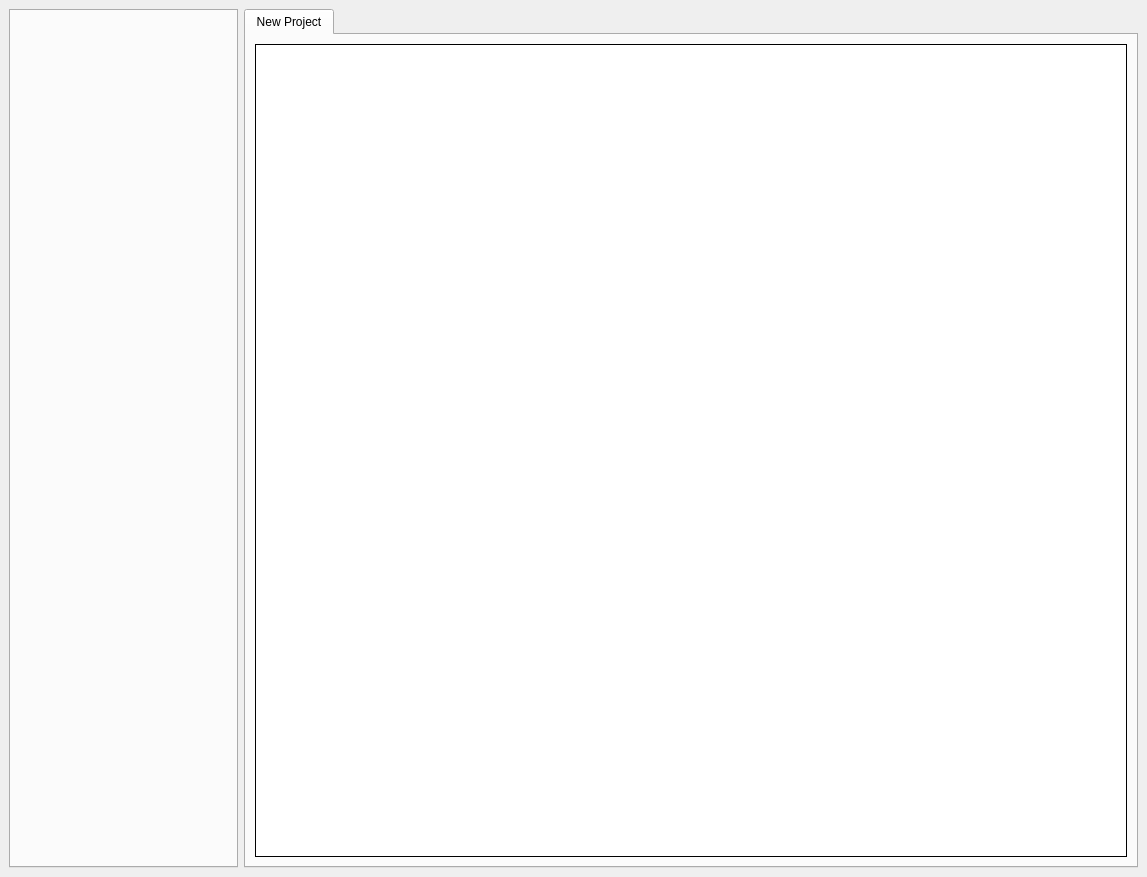
The window that UI/disp/Forms/mainwindow.ui (MGanoub/LogicSim) describes before a commit, drawn with Qt 5.
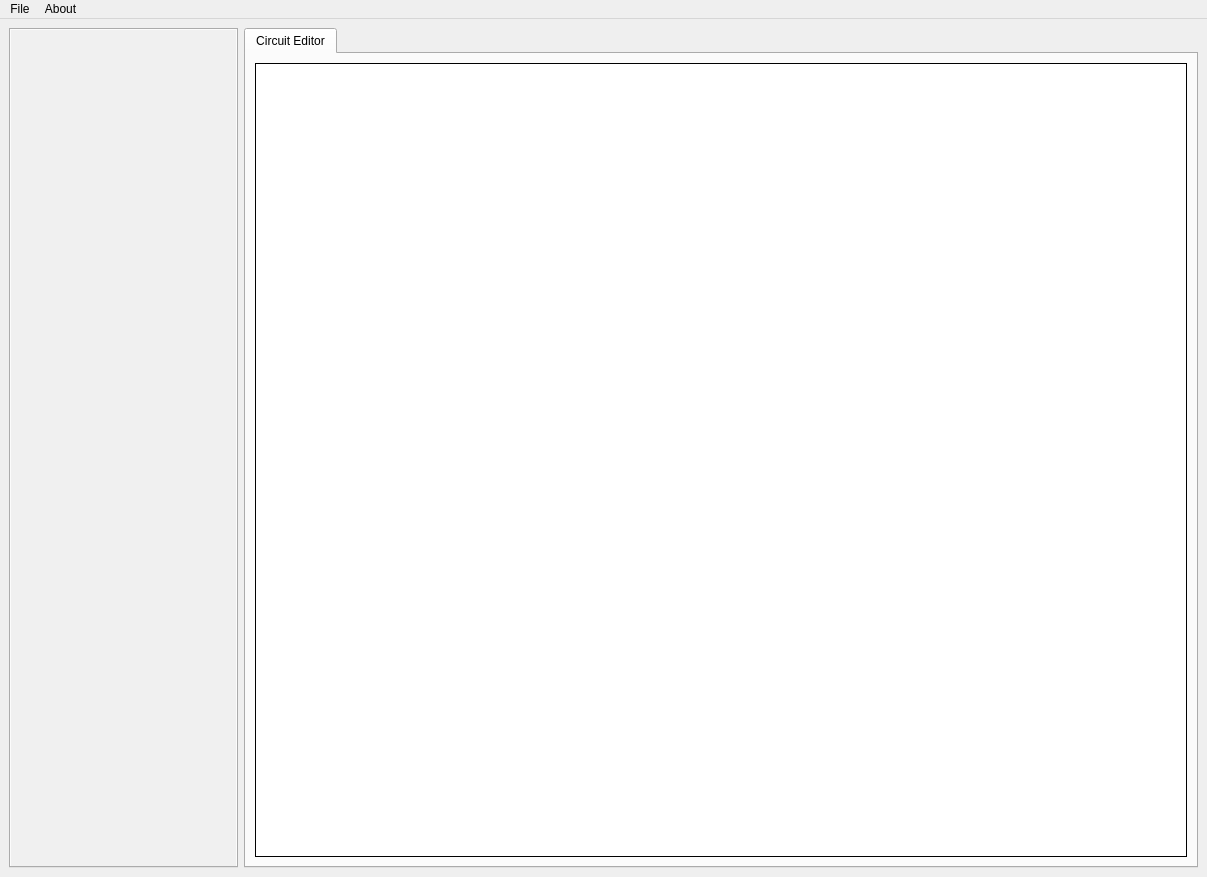
The same window after the commit.

Commit message: UI_ext: modified ui style

Patch:
```diff
--- a/UI/disp/Forms/mainwindow.ui
+++ b/UI/disp/Forms/mainwindow.ui
@@ -6,7 +6,7 @@
    <rect>
     <x>0</x>
     <y>0</y>
-    <width>1147</width>
+    <width>1207</width>
     <height>877</height>
    </rect>
   </property>
@@ -31,6 +31,9 @@
           <height>16777215</height>
          </size>
         </property>
+        <property name="styleSheet">
+         <string notr="true">background-color: rgb(240, 240, 240);</string>
+        </property>
         <property name="currentIndex">
          <number>-1</number>
         </property>
@@ -64,7 +67,7 @@
           <enum>Qt::StrongFocus</enum>
          </property>
          <attribute name="title">
-          <string>New Project</string>
+          <string>Circuit Editor</string>
          </attribute>
          <layout class="QVBoxLayout" name="verticalLayout_3">
           <item>
@@ -135,10 +138,24 @@
     <rect>
      <x>0</x>
      <y>0</y>
-     <width>1147</width>
+     <width>1207</width>
      <height>26</height>
     </rect>
    </property>
+   <widget class="QMenu" name="menuFile">
+    <property name="title">
+     <string>File</string>
+    </property>
+    <addaction name="actionExit"/>
+   </widget>
+   <widget class="QMenu" name="menuAbout">
+    <property name="title">
+     <string>About</string>
+    </property>
+    <addaction name="actionabout_LogicSim"/>
+   </widget>
+   <addaction name="menuFile"/>
+   <addaction name="menuAbout"/>
   </widget>
  </widget>
  <resources/>
```
Left out of the diff: 10 changed lines with no effect on the pictures. The commit also changes 1 other file.
